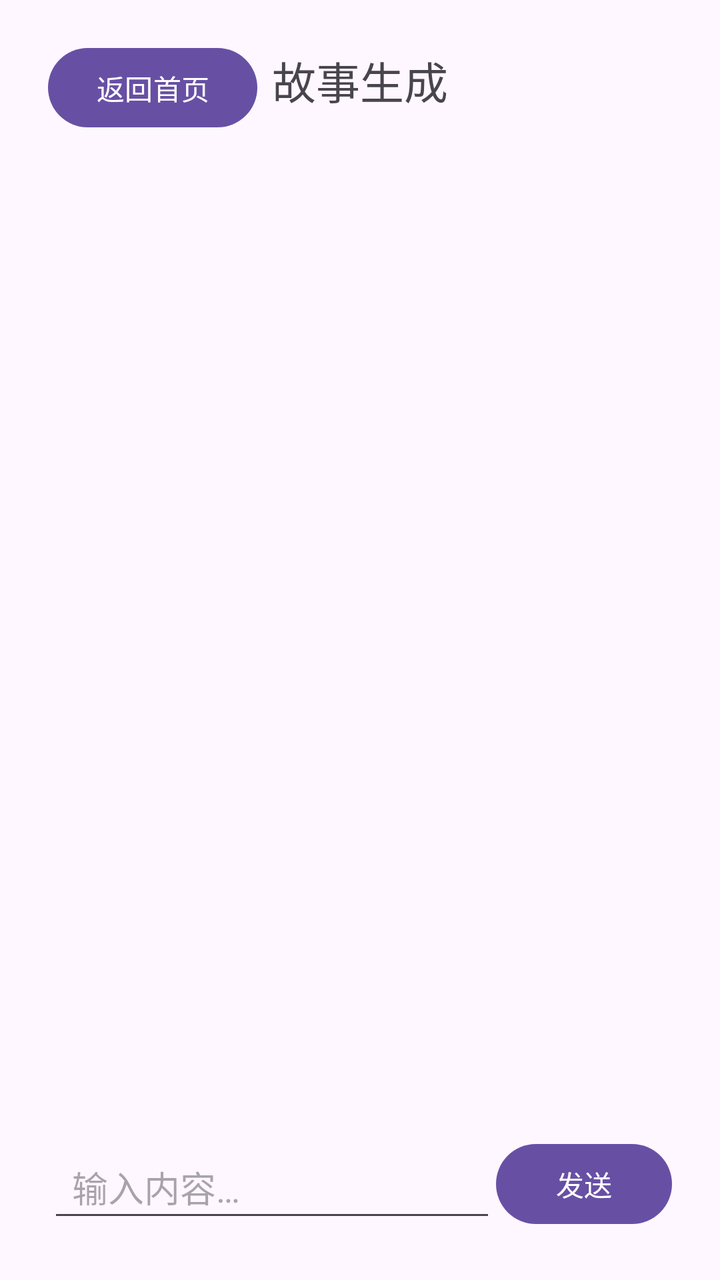
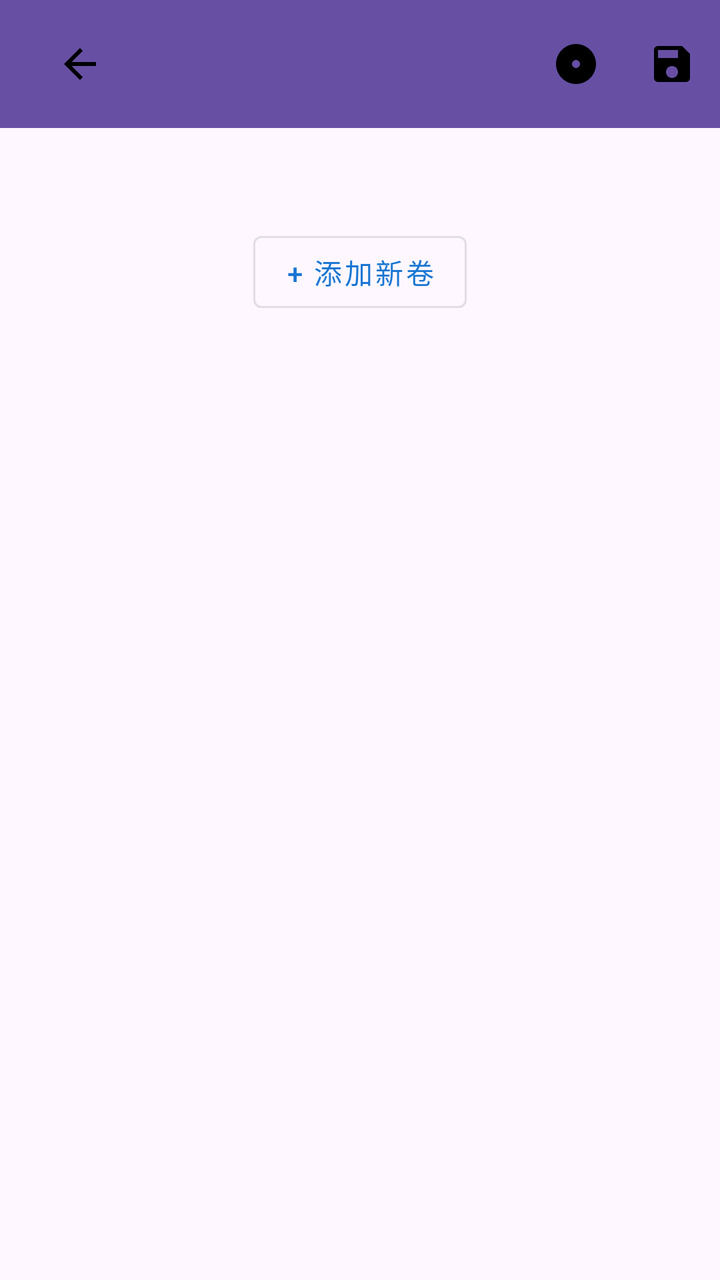

Compare the two renders of this Android layout. The source of the first and the diff that turns it into the second are given below.
<!-- AndroidManifest.xml: application theme Theme.StoryTeller -->
<!-- res/layout/activity_story_generate.xml -->
<?xml version="1.0" encoding="utf-8"?>
<androidx.constraintlayout.widget.ConstraintLayout xmlns:android="http://schemas.android.com/apk/res/android"
    xmlns:app="http://schemas.android.com/apk/res-auto"
    android:layout_width="match_parent"
    android:layout_height="match_parent"
    android:padding="24dp">

    <TextView
        android:id="@+id/tv_story_generate_title"
        android:layout_width="wrap_content"
        android:layout_height="wrap_content"
        android:text="@string/title_story_generate"
        android:textSize="22sp"
        app:layout_constraintEnd_toEndOf="parent"
        app:layout_constraintStart_toStartOf="parent"
        app:layout_constraintTop_toTopOf="parent" />

    <Button
        android:id="@+id/btn_back_home"
        android:layout_width="wrap_content"
        android:layout_height="wrap_content"
        android:text="@string/action_back_home"
        app:layout_constraintBaseline_toBaselineOf="@id/tv_story_generate_title"
        app:layout_constraintStart_toStartOf="parent"
        app:layout_constraintTop_toTopOf="parent" />

    <ProgressBar
        android:id="@+id/progress_bar"
        android:layout_width="wrap_content"
        android:layout_height="wrap_content"
        android:visibility="gone"
        app:layout_constraintBottom_toTopOf="@id/rv_chat"
        app:layout_constraintEnd_toEndOf="parent"
        app:layout_constraintStart_toStartOf="parent"
        app:layout_constraintTop_toBottomOf="@id/tv_story_generate_title" />

    <androidx.recyclerview.widget.RecyclerView
        android:id="@+id/rv_chat"
        android:layout_width="0dp"
        android:layout_height="0dp"
        android:layout_marginTop="16dp"
        android:layout_marginBottom="12dp"
        app:layout_constraintBottom_toTopOf="@id/layout_input"
        app:layout_constraintEnd_toEndOf="parent"
        app:layout_constraintStart_toStartOf="parent"
        app:layout_constraintTop_toBottomOf="@id/tv_story_generate_title" />

    <androidx.constraintlayout.widget.ConstraintLayout
        android:id="@+id/layout_input"
        android:layout_width="0dp"
        android:layout_height="wrap_content"
        app:layout_constraintBottom_toBottomOf="parent"
        app:layout_constraintEnd_toEndOf="parent"
        app:layout_constraintStart_toStartOf="parent">

        <EditText
            android:id="@+id/et_message"
            android:layout_width="0dp"
            android:layout_height="wrap_content"
            android:autofillHints=""
            android:hint="@string/hint_chat_input"
            android:imeOptions="actionSend"
            android:inputType="textMultiLine"
            android:minHeight="48dp"
            android:paddingStart="12dp"
            android:paddingEnd="12dp"
            app:layout_constraintBottom_toBottomOf="parent"
            app:layout_constraintEnd_toStartOf="@id/btn_send"
            app:layout_constraintStart_toStartOf="parent"
            app:layout_constraintTop_toTopOf="parent" />

        <Button
            android:id="@+id/btn_send"
            android:layout_width="wrap_content"
            android:layout_height="wrap_content"
            android:layout_marginStart="12dp"
            android:text="@string/action_send"
            app:layout_constraintBottom_toBottomOf="parent"
            app:layout_constraintEnd_toEndOf="parent"
            app:layout_constraintTop_toTopOf="parent" />

    </androidx.constraintlayout.widget.ConstraintLayout>

</androidx.constraintlayout.widget.ConstraintLayout>
<!-- resources referenced by this layout -->
<resources>
  <string name="action_back_home">返回首页</string>
  <string name="action_send">发送</string>
  <string name="hint_chat_input">输入内容…</string>
  <string name="title_story_generate">故事生成</string>
  <style name="Theme.StoryTeller" parent="Base.Theme.StoryTeller" />
  <style name="Base.Theme.StoryTeller" parent="Theme.Material3.DayNight.NoActionBar">
          
          
      </style>
</resources>

<!-- the commit's change to res/layout/activity_story_generate.xml (unified diff, before → after) -->
@@ -1,84 +1,184 @@
 <?xml version="1.0" encoding="utf-8"?>
-<androidx.constraintlayout.widget.ConstraintLayout xmlns:android="http://schemas.android.com/apk/res/android"
+<androidx.coordinatorlayout.widget.CoordinatorLayout xmlns:android="http://schemas.android.com/apk/res/android"
     xmlns:app="http://schemas.android.com/apk/res-auto"
     android:layout_width="match_parent"
-    android:layout_height="match_parent"
-    android:padding="24dp">
+    android:layout_height="match_parent">
 
-    <TextView
-        android:id="@+id/tv_story_generate_title"
-        android:layout_width="wrap_content"
-        android:layout_height="wrap_content"
-        android:text="@string/title_story_generate"
-        android:textSize="22sp"
-        app:layout_constraintEnd_toEndOf="parent"
-        app:layout_constraintStart_toStartOf="parent"
-        app:layout_constraintTop_toTopOf="parent" />
+    
+    <com.google.android.material.appbar.AppBarLayout
+        android:layout_width="match_parent"
+        android:layout_height="wrap_content">
 
-    <Button
-        android:id="@+id/btn_back_home"
-        android:layout_width="wrap_content"
-        android:layout_height="wrap_content"
-        android:text="@string/action_back_home"
-        app:layout_constraintBaseline_toBaselineOf="@id/tv_story_generate_title"
-        app:layout_constraintStart_toStartOf="parent"
-        app:layout_constraintTop_toTopOf="parent" />
+        <androidx.appcompat.widget.Toolbar
+            android:id="@+id/toolbar"
+            android:layout_width="match_parent"
+            android:layout_height="?attr/actionBarSize"
+            android:background="?attr/colorPrimary">
 
+            
+            <ImageView
+                android:id="@+id/btn_back"
+                android:layout_width="48dp"
+                android:layout_height="48dp"
+                android:layout_gravity="start"
+                android:contentDescription="返回"
+                android:src="@drawable/ic_arrow_back"
+                android:padding="12dp" />
+
+            
+            <LinearLayout
+                android:layout_width="wrap_content"
+                android:layout_height="wrap_content"
+                android:layout_gravity="end"
+                android:orientation="horizontal">
+
+                <ImageView
+                    android:id="@+id/btn_ai"
+                    android:layout_width="48dp"
+                    android:layout_height="48dp"
+                    android:contentDescription="AI助手"
+                    android:src="@drawable/ic_robot"
+                    android:padding="12dp" />
+
+                <ImageView
+                    android:id="@+id/btn_save"
+                    android:layout_width="48dp"
+                    android:layout_height="48dp"
+                    android:contentDescription="保存"
+                    android:src="@drawable/ic_save"
+                    android:padding="12dp" />
+            </LinearLayout>
+        </androidx.appcompat.widget.Toolbar>
+    </com.google.android.material.appbar.AppBarLayout>
+
+    
+    <androidx.core.widget.NestedScrollView
+        android:id="@+id/scroll_content"
+        android:layout_width="match_parent"
+        android:layout_height="match_parent"
+        app:layout_behavior="@string/appbar_scrolling_view_behavior"
+        android:padding="16dp">
+
+        <LinearLayout
+            android:id="@+id/layout_content"
+            android:layout_width="match_parent"
+            android:layout_height="wrap_content"
+            android:orientation="vertical"
+            android:padding="16dp">
+
+            
+
+            
+            <Button
+                android:id="@+id/btn_add_volume"
+                style="@style/Widget.MaterialComponents.Button.OutlinedButton"
+                android:layout_width="wrap_content"
+                android:layout_height="wrap_content"
+                android:layout_gravity="center"
+                android:layout_marginTop="16dp"
+                android:layout_marginBottom="32dp"
+                android:text="@string/btn_add_volume"
+                android:textAllCaps="false"
+                android:textColor="#1976D2" />
+        </LinearLayout>
+    </androidx.core.widget.NestedScrollView>
+
+    
+    <androidx.cardview.widget.CardView
+        android:id="@+id/panel_ai"
+        android:layout_width="320dp"
+        android:layout_height="match_parent"
+        android:layout_gravity="end"
+        app:cardElevation="8dp"
+        android:visibility="gone">
+
+        <LinearLayout
+            android:layout_width="match_parent"
+            android:layout_height="match_parent"
+            android:orientation="vertical"
+            android:background="#FFFFFF">
+
+            
+            <LinearLayout
+                android:layout_width="match_parent"
+                android:layout_height="wrap_content"
+                android:orientation="horizontal"
+                android:gravity="center_vertical"
+                android:padding="16dp"
+                android:background="?attr/colorPrimary">
+
+                <ImageView
+                    android:layout_width="24dp"
+                    android:layout_height="24dp"
+                    android:src="@drawable/ic_robot"
+                    android:layout_marginEnd="8dp"
+                    android:contentDescription="AI助手" />
+
+                <TextView
+                    android:layout_width="0dp"
+                    android:layout_height="wrap_content"
+                    android:layout_weight="1"
+                    android:text="AI助手"
+                    android:textSize="16sp"
+                    android:textStyle="bold"
+                    android:textColor="#FFFFFF" />
+
+                <ImageView
+                    android:id="@+id/btn_close_ai"
+                    android:layout_width="32dp"
+                    android:layout_height="32dp"
+                    android:src="@android:drawable/ic_menu_close_clear_cancel"
+                    android:padding="4dp"
+                    android:contentDescription="关闭" />
+            </LinearLayout>
+
+            
+            <androidx.recyclerview.widget.RecyclerView
+                android:id="@+id/rv_chat"
+                android:layout_width="match_parent"
+                android:layout_height="0dp"
+                android:layout_weight="1"
+                android:layout_margin="8dp"
+                android:padding="8dp" />
+
+            
+            <LinearLayout
+                android:layout_width="match_parent"
+                android:layout_height="wrap_content"
+                android:orientation="horizontal"
+                android:padding="8dp"
+                android:background="#F5F5F5">
+
+                <EditText
+                    android:id="@+id/et_message"
+                    android:layout_width="0dp"
+                    android:layout_height="wrap_content"
+                    android:layout_weight="1"
+                    android:hint="请输入..."
+                    android:background="@drawable/bg_outline_edittext"
+                    android:padding="8dp"
+                    android:minHeight="40dp"
+                    android:inputType="textMultiLine"
+                    android:imeOptions="actionSend"
+                    android:maxLines="4" />
+
+                <Button
+                    android:id="@+id/btn_send"
+                    android:layout_width="wrap_content"
+                    android:layout_height="wrap_content"
+                    android:layout_marginStart="8dp"
+                    android:text="发送"
+                    android:textAllCaps="false" />
+            </LinearLayout>
+        </LinearLayout>
+    </androidx.cardview.widget.CardView>
+
+    
     <ProgressBar
         android:id="@+id/progress_bar"
         android:layout_width="wrap_content"
         android:layout_height="wrap_content"
-        android:visibility="gone"
-        app:layout_constraintBottom_toTopOf="@id/rv_chat"
-        app:layout_constraintEnd_toEndOf="parent"
-        app:layout_constraintStart_toStartOf="parent"
-        app:layout_constraintTop_toBottomOf="@id/tv_story_generate_title" />
+        android:layout_gravity="center"
+        android:visibility="gone" />
 
-    <androidx.recyclerview.widget.RecyclerView
-        android:id="@+id/rv_chat"
-        android:layout_width="0dp"
-        android:layout_height="0dp"
-        android:layout_marginTop="16dp"
-        android:layout_marginBottom="12dp"
-        app:layout_constraintBottom_toTopOf="@id/layout_input"
-        app:layout_constraintEnd_toEndOf="parent"
-        app:layout_constraintStart_toStartOf="parent"
-        app:layout_constraintTop_toBottomOf="@id/tv_story_generate_title" />
-
-    <androidx.constraintlayout.widget.ConstraintLayout
-        android:id="@+id/layout_input"
-        android:layout_width="0dp"
-        android:layout_height="wrap_content"
-        app:layout_constraintBottom_toBottomOf="parent"
-        app:layout_constraintEnd_toEndOf="parent"
-        app:layout_constraintStart_toStartOf="parent">
-
-        <EditText
-            android:id="@+id/et_message"
-            android:layout_width="0dp"
-            android:layout_height="wrap_content"
-            android:autofillHints=""
-            android:hint="@string/hint_chat_input"
-            android:imeOptions="actionSend"
-            android:inputType="textMultiLine"
-            android:minHeight="48dp"
-            android:paddingStart="12dp"
-            android:paddingEnd="12dp"
-            app:layout_constraintBottom_toBottomOf="parent"
-            app:layout_constraintEnd_toStartOf="@id/btn_send"
-            app:layout_constraintStart_toStartOf="parent"
-            app:layout_constraintTop_toTopOf="parent" />
-
-        <Button
-            android:id="@+id/btn_send"
-            android:layout_width="wrap_content"
-            android:layout_height="wrap_content"
-            android:layout_marginStart="12dp"
-            android:text="@string/action_send"
-            app:layout_constraintBottom_toBottomOf="parent"
-            app:layout_constraintEnd_toEndOf="parent"
-            app:layout_constraintTop_toTopOf="parent" />
-
-    </androidx.constraintlayout.widget.ConstraintLayout>
-
-</androidx.constraintlayout.widget.ConstraintLayout>
+</androidx.coordinatorlayout.widget.CoordinatorLayout>
<!-- resource entries referenced after the edit -->
@@ -1,9 +1,47 @@
 <!-- resources referenced by this layout -->
 <resources>
-  <string name="action_back_home">返回首页</string>
-  <string name="action_send">发送</string>
-  <string name="hint_chat_input">输入内容…</string>
-  <string name="title_story_generate">故事生成</string>
+  <!-- drawable bg_outline_edittext (drawable) -->
+  <?xml version="1.0" encoding="utf-8"?>
+  <shape xmlns:android="http://schemas.android.com/apk/res/android"
+      android:shape="rectangle">
+      <solid android:color="#FFFFFF" />
+      <stroke android:width="1dp" android:color="#E0E0E0" />
+      <corners android:radius="4dp" />
+  </shape>
+  <!-- drawable ic_arrow_back (drawable) -->
+  <?xml version="1.0" encoding="utf-8"?>
+  <vector xmlns:android="http://schemas.android.com/apk/res/android"
+      android:width="24dp"
+      android:height="24dp"
+      android:viewportWidth="24"
+      android:viewportHeight="24">
+      <path
+          android:fillColor="#000000"
+          android:pathData="M20,11H7.83l5.59,-5.59L12,4l-8,8 8,8 1.41,-1.41L7.83,13H20v-2z"/>
+  </vector>
+  <!-- drawable ic_robot (drawable) -->
+  <?xml version="1.0" encoding="utf-8"?>
+  <vector xmlns:android="http://schemas.android.com/apk/res/android"
+      android:width="24dp"
+      android:height="24dp"
+      android:viewportWidth="24"
+      android:viewportHeight="24">
+      <path
+          android:fillColor="#000000"
+          android:pathData="M12,2C6.48,2 2,6.48 2,12s4.48,10 10,10 10,-4.48 10,-10S17.52,2 12,2zM12,14c-1.1,0 -2,-0.9 -2,-2s0.9,-2 2,-2 2,0.9 2,2 -0.9,2 -2,2zM12,4c-1.1,0 -2,0.9 -2,2s0.9,2 2,2 2,-0.9 2,-2 -0.9,-2 -2,-2z"/>
+  </vector>
+  <!-- drawable ic_save (drawable) -->
+  <?xml version="1.0" encoding="utf-8"?>
+  <vector xmlns:android="http://schemas.android.com/apk/res/android"
+      android:width="24dp"
+      android:height="24dp"
+      android:viewportWidth="24"
+      android:viewportHeight="24">
+      <path
+          android:fillColor="#000000"
+          android:pathData="M17,3L5,3c-1.11,0 -2,0.9 -2,2v14c0,1.1 0.89,2 2,2h14c1.1,0 2,-0.9 2,-2L21,7l-4,-4zM12,19c-1.66,0 -3,-1.34 -3,-3s1.34,-3 3,-3 3,1.34 3,3 -1.34,3 -3,3zM15,9L5,9L5,5h10v4z"/>
+  </vector>
+  <string name="btn_add_volume">+ 添加新卷</string>
   <style name="Theme.StoryTeller" parent="Base.Theme.StoryTeller" />
   <style name="Base.Theme.StoryTeller" parent="Theme.Material3.DayNight.NoActionBar">
           
